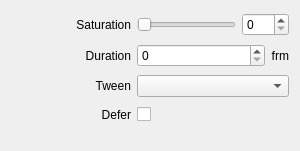
Qt form src/Widgets/Inspector/InspectorSaturationWidget.ui (CasparCG/client) before a commit.
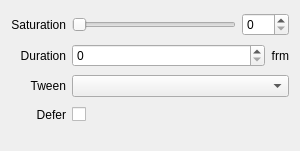
The same form after that commit.

Commit message: Remove minimumSize constraint from labels

Patch:
```diff
--- a/src/Widgets/Inspector/InspectorSaturationWidget.ui
+++ b/src/Widgets/Inspector/InspectorSaturationWidget.ui
@@ -22,12 +22,6 @@
    </property>
    <item row="2" column="0">
     <widget class="QLabel" name="labelEasing">
-     <property name="minimumSize">
-      <size>
-       <width>120</width>
-       <height>0</height>
-      </size>
-     </property>
      <property name="text">
       <string>Tween</string>
      </property>
@@ -38,12 +32,6 @@
    </item>
    <item row="1" column="0">
     <widget class="QLabel" name="labelTransitionDuration">
-     <property name="minimumSize">
-      <size>
-       <width>120</width>
-       <height>0</height>
-      </size>
-     </property>
      <property name="text">
       <string>Duration</string>
      </property>
@@ -67,12 +55,6 @@
    </item>
    <item row="3" column="0">
     <widget class="QLabel" name="labelDefer">
-     <property name="minimumSize">
-      <size>
-       <width>120</width>
-       <height>0</height>
-      </size>
-     </property>
      <property name="text">
       <string>Defer</string>
      </property>
@@ -154,12 +136,6 @@
    </item>
    <item row="0" column="0">
     <widget class="QLabel" name="labelSaturation">
-     <property name="minimumSize">
-      <size>
-       <width>120</width>
-       <height>0</height>
-      </size>
-     </property>
      <property name="text">
       <string>Saturation</string>
      </property>
```
The commit also changes 53 other files.
